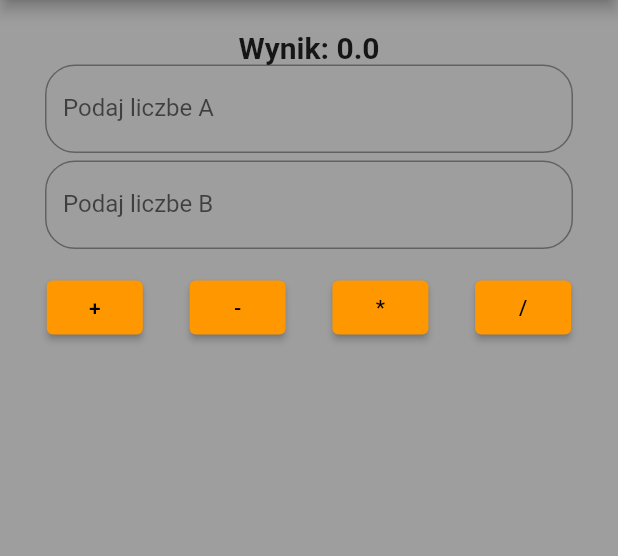
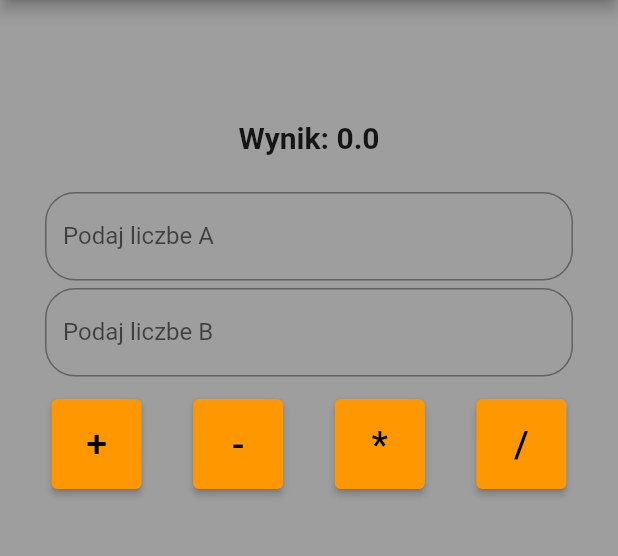
Before and after one commit to saulgoodman20/KalkulatorAPP, a Flutter app: the screen it shows after launch, on a phone screen of 412 x 824 dp, the part 84-640 px from its top. Run offline on Flutter 3.47's test engine with Material 2 defaults, Android fonts, the phone set to English and light mode, and no system bars; Roboto replaces fonts that are missing (Comic Sans MS).

Commit message:
Update 0.3

```diff
--- a/lib/main.dart
+++ b/lib/main.dart
@@ -61,16 +61,19 @@ class MyAppState extends State<MyHomePage> {
             Center(
               child: Padding(
                 padding:
-                    const EdgeInsets.symmetric(vertical: 10, horizontal: 5),
+                    const EdgeInsets.symmetric(vertical: 40, horizontal: 5),
               ),
             ),
-            Text(
+            Padding(
+              padding: const EdgeInsets.only(bottom: 25),
+              child: Text(
                 "Wynik: $wynik",
                 style: TextStyle(
                   fontSize: 20,
                   color: Colors.black87,
                   fontFamily: "Comic Sans MS",
                   fontWeight: FontWeight.bold,
+                ),
               ),
             ),
             Padding(
@@ -98,26 +101,55 @@ class MyAppState extends State<MyHomePage> {
               child: Row(
                 mainAxisAlignment: MainAxisAlignment.spaceEvenly,
                 children: [
-                  ElevatedButton(
+                  SizedBox(
+                    width: 60,
+                    height: 60,
+                    child: ElevatedButton(
                       onPressed: () {
                         dodaj();
                       },
-                      child: Text("+")),
-                  ElevatedButton(
+                      child: Text("+",
+                          style: TextStyle(
+                            fontSize: 25,
+                          )),
+                    ),
+                  ),
+                  SizedBox(
+                    width: 60,
+                    height: 60,
+                    child: ElevatedButton(
                         onPressed: () {
                           //button nacisniety
                         },
-                      child: Text("-")),
-                  ElevatedButton(
+                        child: Text("-",
+                            style: TextStyle(
+                              fontSize: 25,
+                            ))),
+                  ),
+                  SizedBox(
+                    width: 60,
+                    height: 60,
+                    child: ElevatedButton(
                         onPressed: () {
                           //button nacisniety
                         },
-                      child: Text("*")),
-                  ElevatedButton(
+                        child: Text("*",
+                            style: TextStyle(
+                              fontSize: 25,
+                            ))),
+                  ),
+                  SizedBox(
+                    width: 60,
+                    height: 60,
+                    child: ElevatedButton(
                         onPressed: () {
                           //button nacisniety
                         },
-                      child: Text("/")),
+                        child: Text("/",
+                            style: TextStyle(
+                              fontSize: 25,
+                            ))),
+                  ),
                 ],
               ),
             )
```
Lines whose indentation alone changed are shown as unchanged.
